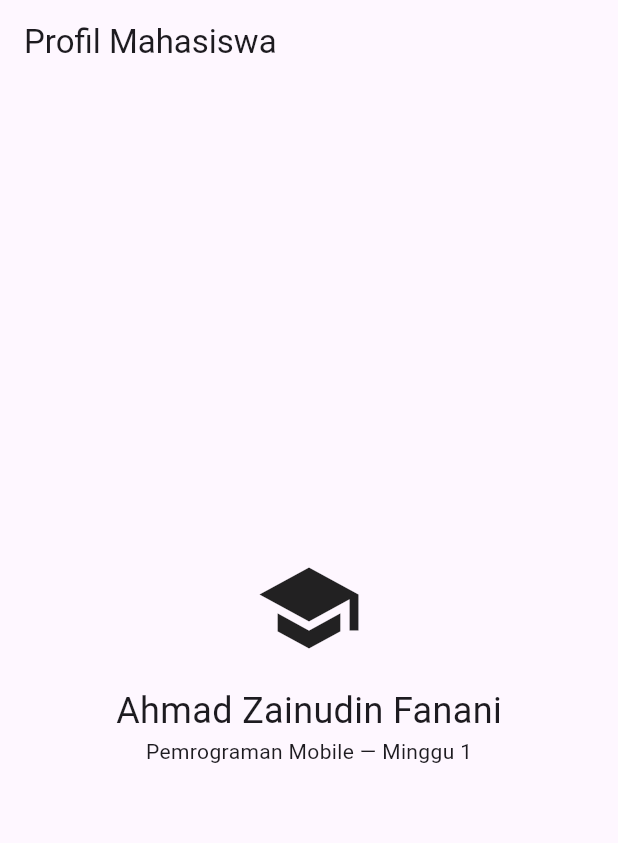
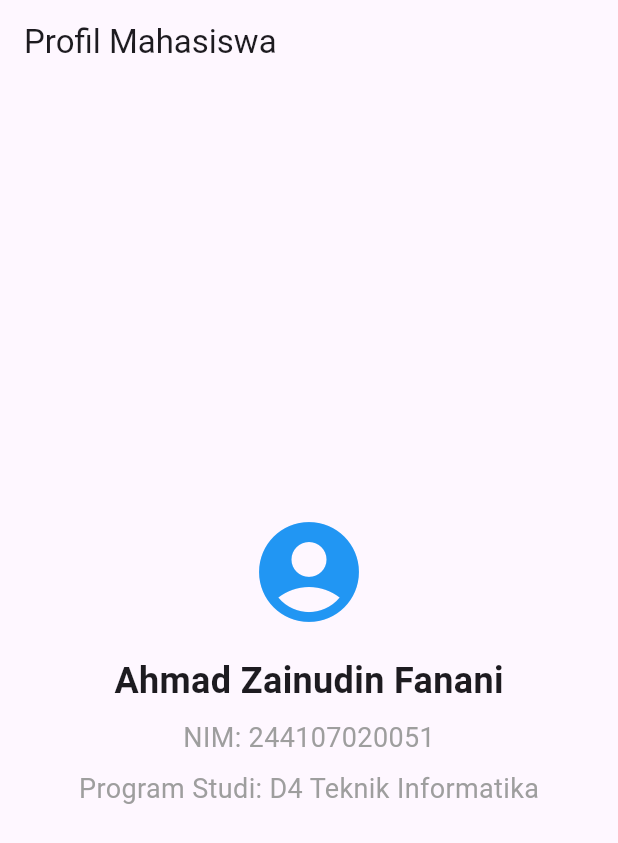
Before and after one commit to Ahmad-Zainudin-Fanani/244107020051_mobile_course, a Flutter app: the screen it shows after launch, on a phone screen of 412 x 824 dp. Shown: the top 843 px of the screen. Run offline on Flutter 3.47's test engine with Material 3 defaults, Android fonts, the phone set to English and light mode, and no system bars.

Commit message:
Update profil mahasiswa with NIM and Prodi, fix Android v1 embedding issue

```diff
--- a/01-week-1-mobile-development-ecosystem-flutter-refresh/Source Code/lib/main.dart
+++ b/01-week-1-mobile-development-ecosystem-flutter-refresh/Source Code/lib/main.dart
@@ -12,10 +12,22 @@ class MyApp extends StatelessWidget {
         appBar: AppBar(title: const Text('Profil Mahasiswa')),
         body: const Center(
           child: Column(mainAxisSize: MainAxisSize.min, children: [
-            Icon(Icons.school, size: 72),
+            Icon(Icons.account_circle, size: 80, color: Colors.blue),
             SizedBox(height: 16),
-            Text('Ahmad Zainudin Fanani', style: TextStyle(fontSize: 24)),
-            Text('Pemrograman Mobile — Minggu 1'),
+            Text(
+              'Ahmad Zainudin Fanani',
+              style: TextStyle(fontSize: 24, fontWeight: FontWeight.bold)
+            ),
+            SizedBox(height: 8),
+            Text(
+              'NIM: 244107020051',
+              style: TextStyle(fontSize: 18, color: Colors.grey)
+            ),
+            SizedBox(height: 8),
+            Text(
+              'Program Studi: D4 Teknik Informatika',
+              style: TextStyle(fontSize: 18, color: Colors.grey)
+            ),
           ]),
         ),
       ),
```
Also changed, not shown: 23 other files.
